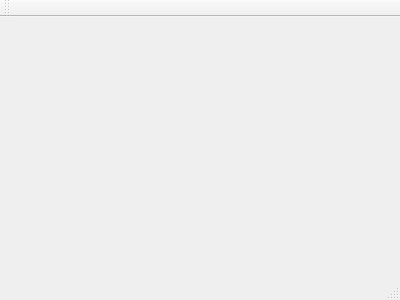
The window that mainwindow.ui (savsun/combine_ng) describes before a commit, drawn with Qt 5.
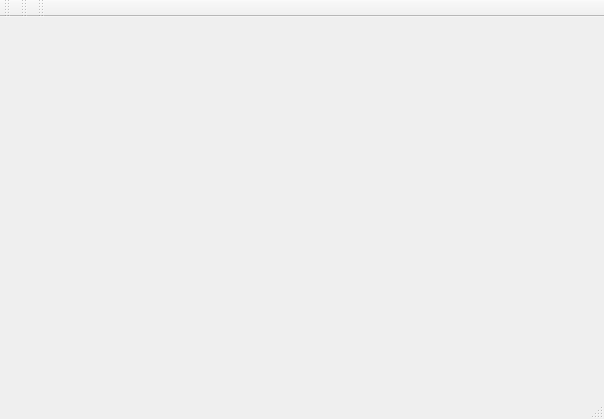
The same window after the commit.

Patch:
```diff
--- a/mainwindow.ui
+++ b/mainwindow.ui
@@ -1,24 +1,61 @@
 <ui version="4.0">
  <class>MainWindow</class>
- <widget class="QMainWindow" name="MainWindow" >
-  <property name="geometry" >
+ <widget class="QMainWindow" name="MainWindow">
+  <property name="geometry">
    <rect>
     <x>0</x>
     <y>0</y>
-    <width>400</width>
-    <height>300</height>
+    <width>604</width>
+    <height>419</height>
    </rect>
   </property>
   <property name="windowTitle" >
    <string>MainWindow</string>
   </property>
-  <widget class="QMenuBar" name="menuBar" />
-  <widget class="QToolBar" name="mainToolBar" />
-  <widget class="QWidget" name="centralWidget" />
-  <widget class="QStatusBar" name="statusBar" />
+  <widget class="QWidget" name="centralWidget"/>
+  <widget class="QMenuBar" name="menuBar">
+   <property name="geometry">
+    <rect>
+     <x>0</x>
+     <y>0</y>
+     <width>604</width>
+     <height>21</height>
+    </rect>
+   </property>
+  </widget>
+  <widget class="QToolBar" name="mainToolBar">
+   <attribute name="toolBarArea">
+    <enum>TopToolBarArea</enum>
+   </attribute>
+   <attribute name="toolBarBreak">
+    <bool>false</bool>
+   </attribute>
+  </widget>
+  <widget class="QStatusBar" name="statusBar"/>
+  <widget class="QToolBar" name="toolBar">
+   <property name="windowTitle">
+    <string>toolBar</string>
+   </property>
+   <attribute name="toolBarArea">
+    <enum>TopToolBarArea</enum>
+   </attribute>
+   <attribute name="toolBarBreak">
+    <bool>false</bool>
+   </attribute>
+  </widget>
+  <widget class="QToolBar" name="toolBar_2">
+   <property name="windowTitle">
+    <string>toolBar_2</string>
+   </property>
+   <attribute name="toolBarArea">
+    <enum>TopToolBarArea</enum>
+   </attribute>
+   <attribute name="toolBarBreak">
+    <bool>false</bool>
+   </attribute>
+  </widget>
  </widget>
- <layoutDefault spacing="6" margin="11" />
- <pixmapfunction></pixmapfunction>
+ <layoutdefault spacing="6" margin="11"/>
  <resources/>
  <connections/>
 </ui>
```
Left out of the diff: 3 changed lines with no effect on the pictures.
